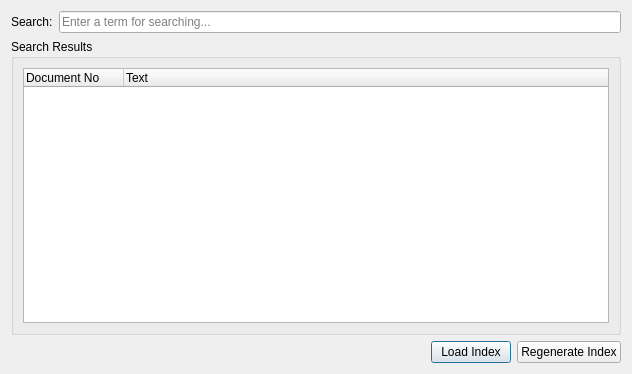
ozancaglayan/SearchEngine, file ui/mainwindow.ui: the form before one commit.
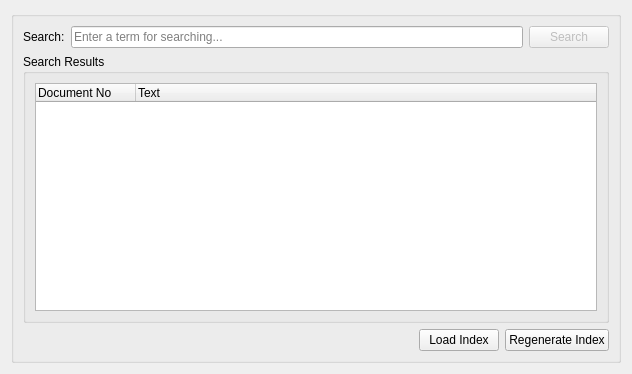
The form after the commit.

Patch:
```diff
--- a/ui/mainwindow.ui
+++ b/ui/mainwindow.ui
@@ -13,6 +13,12 @@
   <property name="windowTitle">
    <string>Search Engine</string>
   </property>
+  <layout class="QGridLayout" name="gridLayout_3">
+   <item row="0" column="0">
+    <widget class="QGroupBox" name="groupBox">
+     <property name="title">
+      <string/>
+     </property>
   <layout class="QGridLayout" name="gridLayout_2">
    <item row="0" column="0">
     <layout class="QHBoxLayout" name="horizontalLayout">
@@ -30,10 +36,20 @@
        </property>
       </widget>
      </item>
+        <item>
+         <widget class="QPushButton" name="pushButtonSearch">
+          <property name="enabled">
+           <bool>false</bool>
+          </property>
+          <property name="text">
+           <string>Search</string>
+          </property>
+         </widget>
+        </item>
     </layout>
    </item>
    <item row="1" column="0">
-    <widget class="QGroupBox" name="groupBox">
+       <widget class="QGroupBox" name="groupBoxSearchResults">
      <property name="title">
       <string>Search Results</string>
      </property>
@@ -66,6 +82,13 @@
    </item>
    <item row="2" column="0">
     <layout class="QHBoxLayout" name="horizontalLayout_2">
+        <item>
+         <widget class="QLabel" name="labelIndexInfo">
+          <property name="text">
+           <string/>
+          </property>
+         </widget>
+        </item>
      <item>
       <spacer name="horizontalSpacer">
        <property name="orientation">
@@ -96,6 +119,11 @@
     </layout>
    </item>
   </layout>
+    </widget>
+   </item>
+  </layout>
+  <zorder>groupBox</zorder>
+  <zorder>horizontalSpacer</zorder>
  </widget>
  <resources/>
  <connections/>
```
Lines whose indentation alone changed are shown as unchanged.
